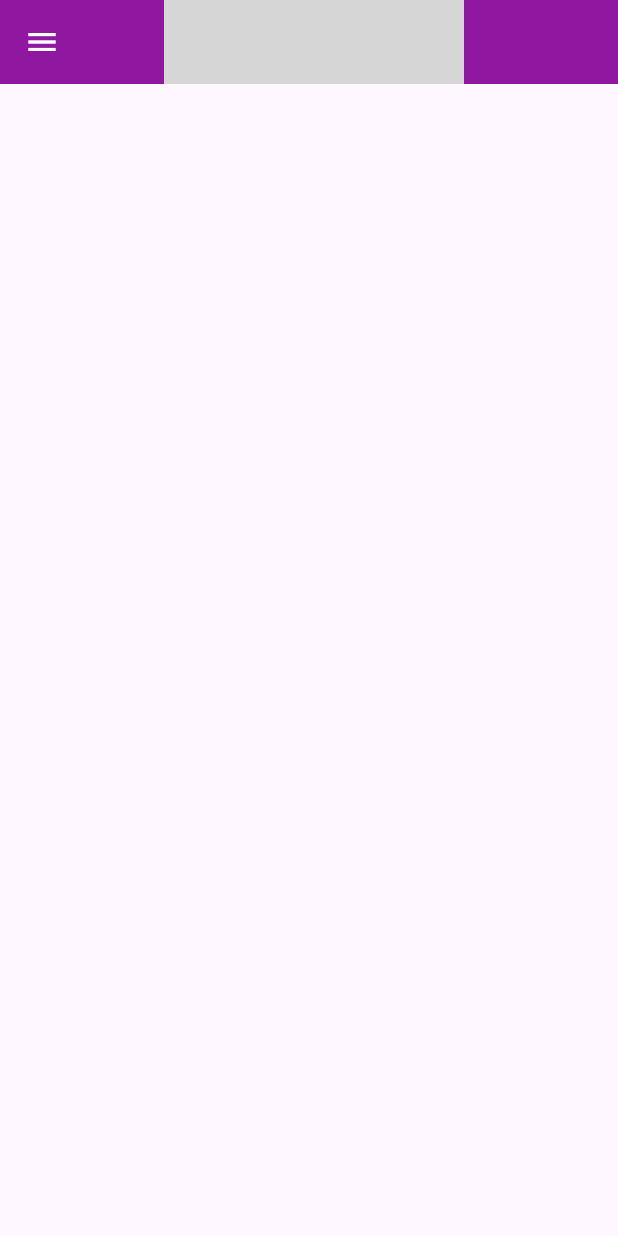
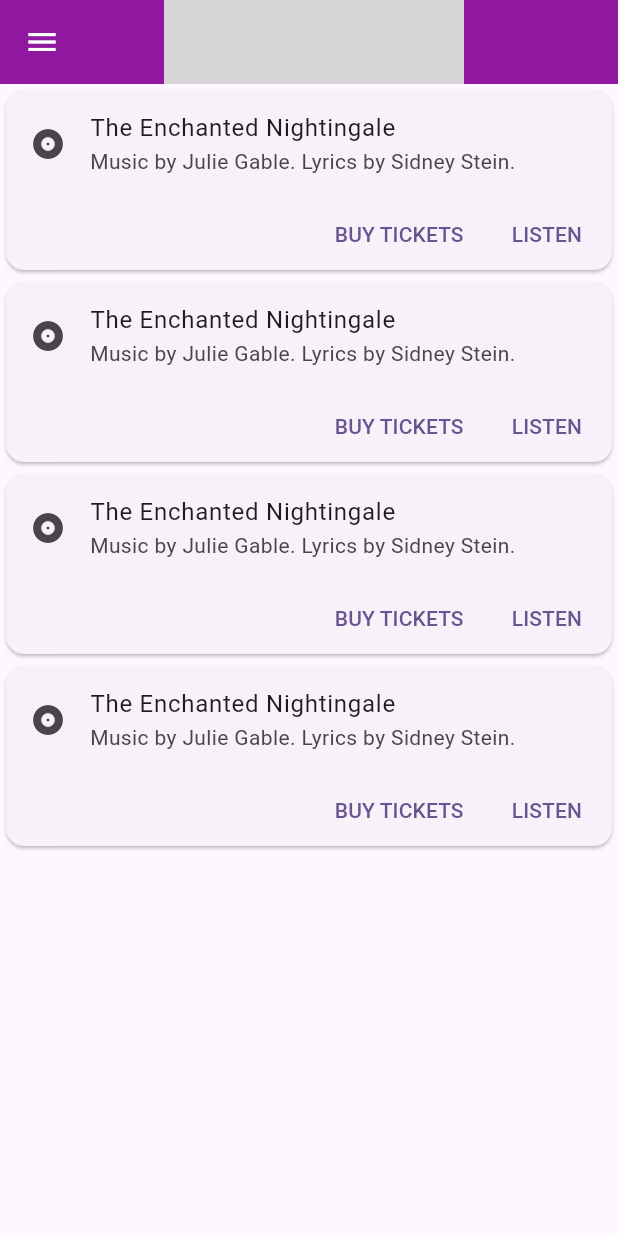
Before and after one commit to Luis020-hub/Atelie, a Flutter app: the screen it shows after launch, on a phone screen of 412 x 824 dp. Run offline on Flutter 3.47's test engine with Material 2 defaults, Android fonts, the phone set to English and light mode, and no system bars; our stand-ins replace animated_splash_screen; grey boxes are pictures that could not be loaded.

Commit message:
20/08/2023
- Adicionando e importando cards para a pagina principal.

```diff
--- /dev/null
+++ b/lib/screens/home/cards/como_chegar.dart
@@ -0,0 +1,38 @@
+import 'package:flutter/material.dart';
+
+class ComoChegar extends StatelessWidget {
+  const ComoChegar({super.key});
+
+  @override
+  Widget build(BuildContext context) {
+    return Center(
+      child: Card(
+        child: Column(
+          mainAxisSize: MainAxisSize.min,
+          children: <Widget>[
+            const ListTile(
+              leading: Icon(Icons.album),
+              title: Text('The Enchanted Nightingale'),
+              subtitle: Text('Music by Julie Gable. Lyrics by Sidney Stein.'),
+            ),
+            Row(
+              mainAxisAlignment: MainAxisAlignment.end,
+              children: <Widget>[
+                TextButton(
+                  child: const Text('BUY TICKETS'),
+                  onPressed: () {/* ... */},
+                ),
+                const SizedBox(width: 8),
+                TextButton(
+                  child: const Text('LISTEN'),
+                  onPressed: () {/* ... */},
+                ),
+                const SizedBox(width: 8),
+              ],
+            ),
+          ],
+        ),
+      ),
+    );
+  }
+}
--- /dev/null
+++ b/lib/screens/home/cards/equipe.dart
@@ -0,0 +1,38 @@
+import 'package:flutter/material.dart';
+
+class Equipe extends StatelessWidget {
+  const Equipe({super.key});
+
+  @override
+  Widget build(BuildContext context) {
+    return Center(
+      child: Card(
+        child: Column(
+          mainAxisSize: MainAxisSize.min,
+          children: <Widget>[
+            const ListTile(
+              leading: Icon(Icons.album),
+              title: Text('The Enchanted Nightingale'),
+              subtitle: Text('Music by Julie Gable. Lyrics by Sidney Stein.'),
+            ),
+            Row(
+              mainAxisAlignment: MainAxisAlignment.end,
+              children: <Widget>[
+                TextButton(
+                  child: const Text('BUY TICKETS'),
+                  onPressed: () {/* ... */},
+                ),
+                const SizedBox(width: 8),
+                TextButton(
+                  child: const Text('LISTEN'),
+                  onPressed: () {/* ... */},
+                ),
+                const SizedBox(width: 8),
+              ],
+            ),
+          ],
+        ),
+      ),
+    );
+  }
+}
--- /dev/null
+++ b/lib/screens/home/cards/horario.dart
@@ -0,0 +1,38 @@
+import 'package:flutter/material.dart';
+
+class Horarios extends StatelessWidget {
+  const Horarios({super.key});
+
+  @override
+  Widget build(BuildContext context) {
+    return Center(
+      child: Card(
+        child: Column(
+          mainAxisSize: MainAxisSize.min,
+          children: <Widget>[
+            const ListTile(
+              leading: Icon(Icons.album),
+              title: Text('The Enchanted Nightingale'),
+              subtitle: Text('Music by Julie Gable. Lyrics by Sidney Stein.'),
+            ),
+            Row(
+              mainAxisAlignment: MainAxisAlignment.end,
+              children: <Widget>[
+                TextButton(
+                  child: const Text('BUY TICKETS'),
+                  onPressed: () {/* ... */},
+                ),
+                const SizedBox(width: 8),
+                TextButton(
+                  child: const Text('LISTEN'),
+                  onPressed: () {/* ... */},
+                ),
+                const SizedBox(width: 8),
+              ],
+            ),
+          ],
+        ),
+      ),
+    );
+  }
+}
--- /dev/null
+++ b/lib/screens/home/cards/servicos.dart
@@ -0,0 +1,38 @@
+import 'package:flutter/material.dart';
+
+class Servicos extends StatelessWidget {
+  const Servicos({super.key});
+
+  @override
+  Widget build(BuildContext context) {
+    return Center(
+      child: Card(
+        child: Column(
+          mainAxisSize: MainAxisSize.min,
+          children: <Widget>[
+            const ListTile(
+              leading: Icon(Icons.album),
+              title: Text('The Enchanted Nightingale'),
+              subtitle: Text('Music by Julie Gable. Lyrics by Sidney Stein.'),
+            ),
+            Row(
+              mainAxisAlignment: MainAxisAlignment.end,
+              children: <Widget>[
+                TextButton(
+                  child: const Text('BUY TICKETS'),
+                  onPressed: () {/* ... */},
+                ),
+                const SizedBox(width: 8),
+                TextButton(
+                  child: const Text('LISTEN'),
+                  onPressed: () {/* ... */},
+                ),
+                const SizedBox(width: 8),
+              ],
+            ),
+          ],
+        ),
+      ),
+    );
+  }
+}
--- a/lib/screens/home/home_screen.dart
+++ b/lib/screens/home/home_screen.dart
@@ -1,7 +1,11 @@
 // ignore_for_file: file_names
 
+import 'package:fama/screens/home/cards/como_chegar.dart';
+import 'package:fama/screens/home/cards/equipe.dart';
+import 'package:fama/screens/home/cards/horario.dart';
+import 'package:fama/screens/home/cards/servicos.dart';
 import 'package:fama/screens/home/widgets/mobile_appbar.dart';
-import 'package:fama/screens/home/widgets/mobile_sidebar.dart';
+import 'package:fama/screens/home/widgets/mobile_drawer.dart';
 import 'package:fama/screens/home/widgets/web_appbar.dart';
 import 'package:flutter/material.dart';
 
@@ -30,9 +34,14 @@ class HomeScreen extends StatelessWidget {
           body: Align(
             alignment: Alignment.topCenter,
             child: ConstrainedBox(
-              constraints: const BoxConstraints(maxWidth: 1400),
+              constraints: const BoxConstraints(),
               child: ListView(
-                children: const [],
+                children: const [
+                  Horarios(),
+                  Equipe(),
+                  Servicos(),
+                  ComoChegar(),
+                ],
               ),
             ),
           ),
```
Also changed, not shown: lib/screens/home/widgets/mobile_drawer.dart (renamed from lib/screens/home/widgets/mobile_sidebar.dart).
